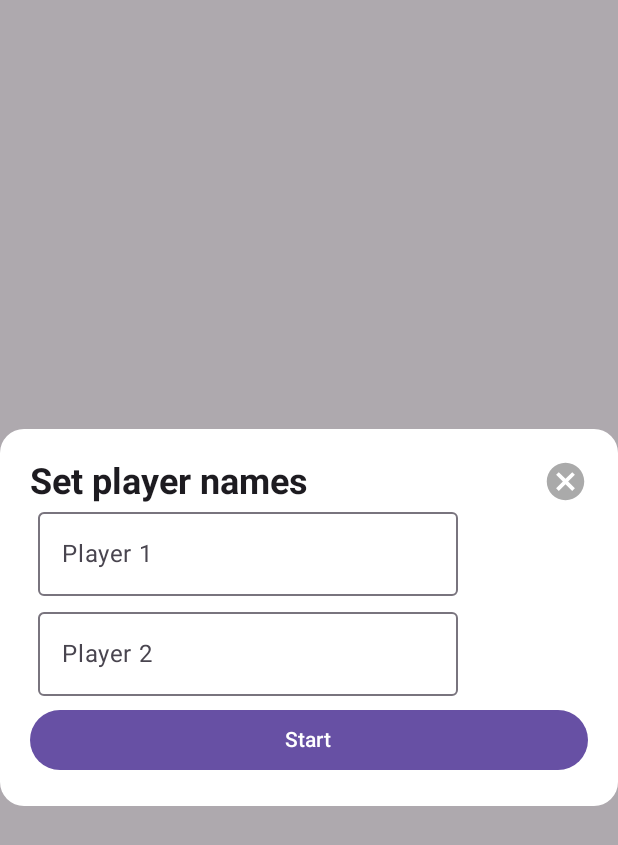
After one commit to LilithUwU/TicTacToe, an Android app built with Jetpack Compose: the composable CustomDialogComposable shown on its own in the app's theme, on a phone screen of 412 x 824 dp. The commit adds this screen. Shown: the top 845 px of the screen. Run offline under Robolectric (Android 15) with nearby library versions, the phone set to English and light mode, and no system bars; Roboto replaces fonts that are not available here.

Commit message:
added dialog

```diff
--- /dev/null
+++ b/app/src/main/java/com/example/toctactoe/view/CustomDialogComposable.kt
@@ -0,0 +1,140 @@
+package com.example.toctactoe.view
+
+import android.R
+import androidx.compose.foundation.clickable
+import androidx.compose.foundation.layout.Arrangement
+import androidx.compose.foundation.layout.Box
+import androidx.compose.foundation.layout.Column
+import androidx.compose.foundation.layout.Row
+import androidx.compose.foundation.layout.fillMaxWidth
+import androidx.compose.foundation.layout.height
+import androidx.compose.foundation.layout.padding
+import androidx.compose.foundation.layout.width
+import androidx.compose.runtime.mutableStateOf
+
+import androidx.compose.foundation.layout.wrapContentSize
+import androidx.compose.foundation.shape.RoundedCornerShape
+import androidx.compose.material.icons.Icons
+import androidx.compose.material.icons.filled.Cancel
+import androidx.compose.material3.Button
+import androidx.compose.material3.Icon
+import androidx.compose.material3.OutlinedTextField
+import androidx.compose.material3.Surface
+import androidx.compose.material3.Text
+import androidx.compose.runtime.Composable
+import androidx.compose.runtime.getValue
+import androidx.compose.runtime.remember
+import androidx.compose.runtime.setValue
+import androidx.compose.ui.Alignment
+import androidx.compose.ui.Modifier
+import androidx.compose.ui.graphics.Color
+import androidx.compose.ui.res.colorResource
+import androidx.compose.ui.text.TextStyle
+import androidx.compose.ui.text.font.FontFamily
+import androidx.compose.ui.text.font.FontWeight
+import androidx.compose.ui.unit.dp
+import androidx.compose.ui.unit.sp
+import androidx.compose.ui.window.Dialog
+
+@Composable
+fun CustomDialogComposable( setShowDialog: (Boolean) -> Unit) {
+
+    Dialog(
+        onDismissRequest = { setShowDialog(false) },
+    ) {
+        Surface(
+            shape = RoundedCornerShape(16.dp),
+            color = Color.White
+        ) {
+            Box(
+                contentAlignment = Alignment.Center
+            ) {
+                Column(modifier = Modifier.padding(20.dp)) {
+                    Row(
+                        modifier = Modifier.fillMaxWidth(),
+                        horizontalArrangement = Arrangement.SpaceBetween,
+                        verticalAlignment = Alignment.CenterVertically
+                    ) {
+                        DialogTitle(setShowDialog)
+                    }
+                    Row(
+                        modifier = Modifier.wrapContentSize(),
+                        horizontalArrangement = Arrangement.SpaceBetween,
+                        verticalAlignment = Alignment.CenterVertically
+                    ) {
+                        DialogContent()
+                    }
+                }
+            }
+        }
+    }
+}
+
+@Composable
+private fun DialogContent() {
+    // Use remember to create mutable state for player names
+    var player1 by remember { mutableStateOf("") }
+    var player2 by remember { mutableStateOf("") }
+
+    Column {
+        PlayerInputField(
+            name = player1,  // Bind the current state to the TextField
+            value = { player1 = it },  // Update the state on input change
+            hint = "Player 1"
+        )
+
+        PlayerInputField(
+            name = player2,  // Bind the current state to the TextField
+            value = { player2 = it },  // Update the state on input change
+            hint = "Player 2"
+        )
+
+        Button(
+            onClick = {
+//               TODO() use dao here
+            },
+            modifier = Modifier.fillMaxWidth()
+        ) {
+            Text(text = "Start")
+        }
+    }
+}
+
+
+@Composable
+private fun DialogTitle(setShowDialog: (Boolean) -> Unit) {
+    Text(
+        text = "Set player names",
+        style = TextStyle(
+            fontSize = 24.sp,
+            fontFamily = FontFamily.Default,
+            fontWeight = FontWeight.Bold
+        )
+    )
+    Icon(
+        imageVector = Icons.Filled.Cancel,
+        contentDescription = "",
+        tint = colorResource(R.color.darker_gray),
+        modifier = Modifier
+            .width(30.dp)
+            .height(30.dp)
+            .clickable { setShowDialog(false) }
+    )
+}
+
+@Composable
+fun PlayerInputField(
+    name: String,
+    value: (String) -> Unit,
+    hint: String
+) {
+    OutlinedTextField(
+        modifier = Modifier
+            .wrapContentSize()
+            .padding(5.dp),
+        value = name,
+        onValueChange = value,
+        placeholder = { Text(hint) },
+        maxLines = 1,
+    )
+}
--- a/app/src/main/res/values/strings.xml
+++ b/app/src/main/res/values/strings.xml
@@ -3,10 +3,10 @@
     <string name="tictactoe">TicTacToe</string>
     <string name="player_1">Player 1</string>
     <string name="player2">Player2</string>
-    <string name="start">Start</string>
+    <string name="start_new_game">Start New Game</string>
     <string name="back">Back</string>
     <string name="won">won</string>
     <string name="it_s_your_turn">%1$s it\'s your turn</string>
     <string name="it_s_a_draw">It\'s a draw</string>
-    <string name="scores">Scores</string>
+    <string name="game_history">Game History</string>
 </resources>
```
Also changed, not shown: app/src/main/java/com/example/toctactoe/view/CustomDialog.kt (added, +139 -0 lines), app/src/main/java/com/example/toctactoe/view/MainActivity.kt (+25 -9 lines), app/src/main/res/layout/activity_main.xml (+8 -5 lines).
